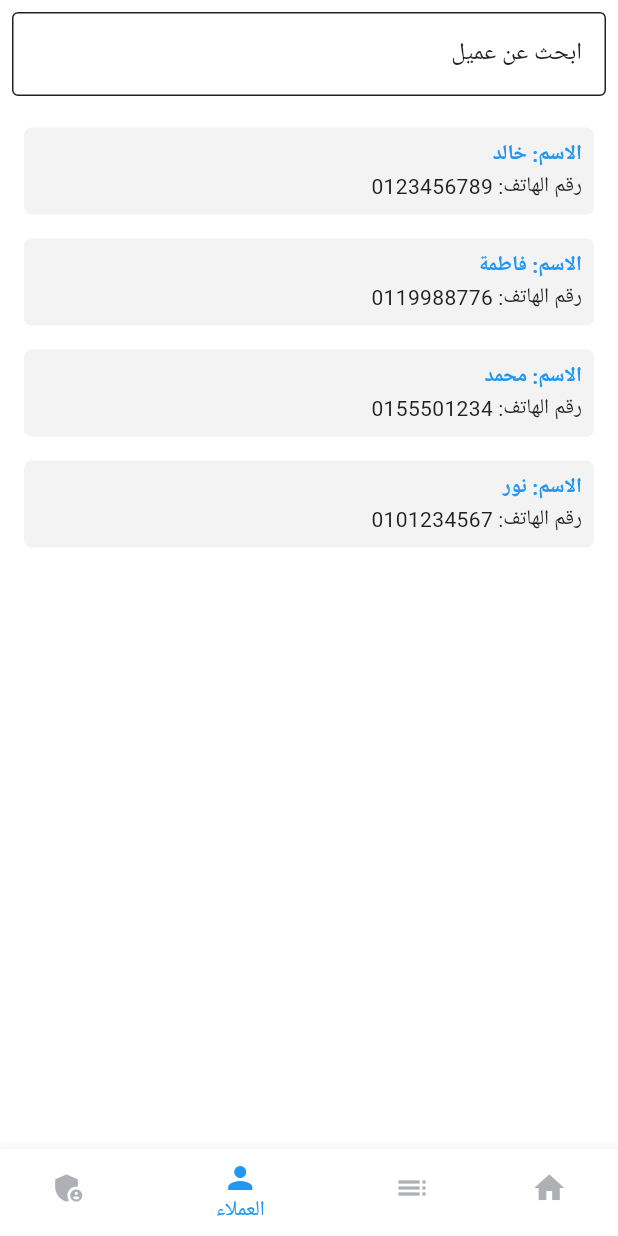
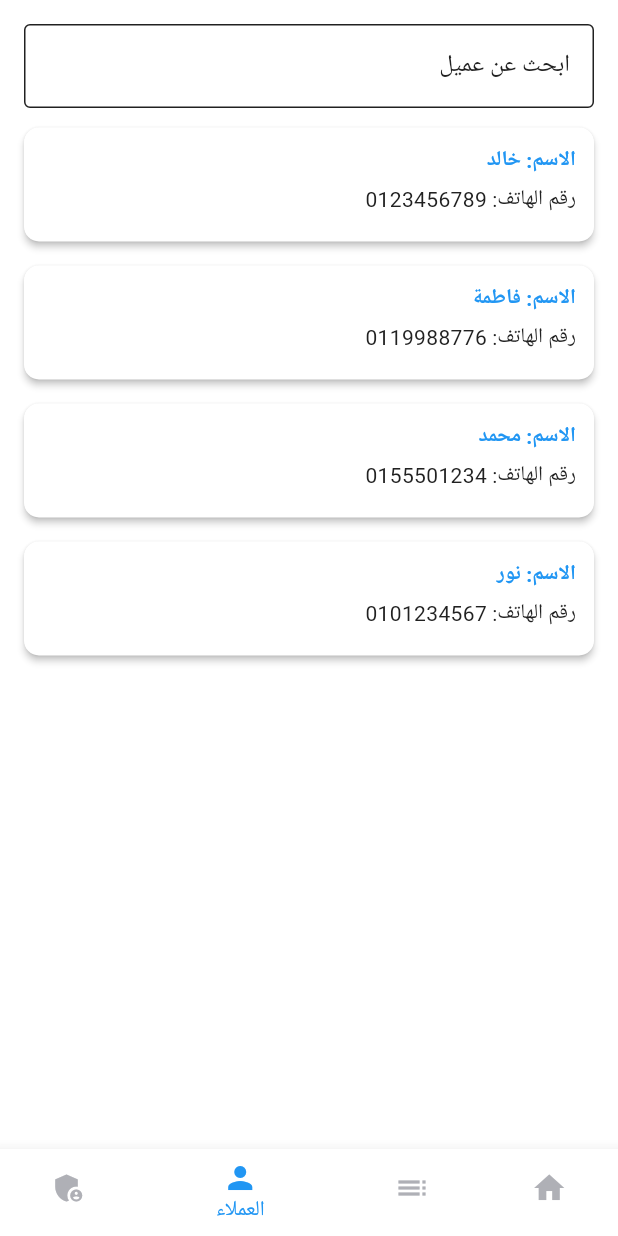
Before and after one commit to AliAshrafAnwaar/transaction_app, a Flutter app: the screen it shows after launch, item 3 of the bottom bar chosen, on a phone screen of 412 x 824 dp. Run offline on Flutter 3.47's test engine with Material 3 defaults, Android fonts, the phone set to English and light mode, and no system bars; our stand-ins replace file_picker, fl_chart, flutter_riverpod, permission_handler, riverpod_annotation; missing offline and left inert: excel, omni_datetime_picker; generated files the repository leaves out were written again.

```diff
--- a/lib/features/client/clients_screen.dart
+++ b/lib/features/client/clients_screen.dart
@@ -55,6 +55,8 @@ class _ClientsScreenState extends ConsumerState<ClientsScreen> {
     sortClients(filteredClients);
 
     return SafeArea(
+      child: Padding(
+        padding: const EdgeInsets.all(16.0),
         child: Column(
           children: [
             _buildSearchBar(),
@@ -62,21 +64,17 @@ class _ClientsScreenState extends ConsumerState<ClientsScreen> {
             _buildClientList(),
           ],
         ),
+      ),
     );
   }
 
   /// Builds the search bar widget.
   Widget _buildSearchBar() {
-    return Padding(
-      padding: const EdgeInsets.all(8.0),
-      child: Expanded(
-        child: TextField(
+    return TextField(
       controller: searchController,
       decoration: const InputDecoration(
         labelText: 'ابحث عن عميل',
         border: OutlineInputBorder(),
-          ),
-        ),
       ),
     );
   }
@@ -107,7 +105,13 @@ class _ClientsScreenState extends ConsumerState<ClientsScreen> {
 
   /// Builds a single client tile.
   Widget _buildClientTile(Client client) {
-    return GestureDetector(
+    return Card(
+      margin: const EdgeInsets.symmetric(vertical: 8),
+      shape: RoundedRectangleBorder(
+        borderRadius: BorderRadius.circular(10),
+      ),
+      elevation: 2,
+      child: InkWell(
         onTap: () {
           Navigator.push(
             context,
@@ -116,23 +120,19 @@ class _ClientsScreenState extends ConsumerState<ClientsScreen> {
             ),
           );
         },
-      child: Container(
-        decoration: BoxDecoration(
-          color: AppColors.secondaryText.withOpacity(0.05),
-          borderRadius: BorderRadius.circular(5),
-        ),
-        padding: const EdgeInsets.all(8),
-        margin: const EdgeInsets.symmetric(vertical: 8, horizontal: 16),
+        child: Padding(
+          padding: const EdgeInsets.all(12.0),
           child: Column(
             crossAxisAlignment: CrossAxisAlignment.start,
             children: [
-            Text(
-              'الاسم: ${client.name}',
+              Text('الاسم: ${client.name}',
                   style: const TextStyle(
-                  color: Colors.blue, fontWeight: FontWeight.bold),
+                      fontWeight: FontWeight.bold, color: Colors.blue)),
+              const SizedBox(height: 5),
+              Text('رقم الهاتف: ${client.phoneNumber}'),
+              const SizedBox(height: 5),
+            ],
           ),
-            Text('رقم الهاتف: ${client.phoneNumber}'),
-          ],
         ),
       ),
     );
```
Lines whose indentation alone changed are shown as unchanged.
